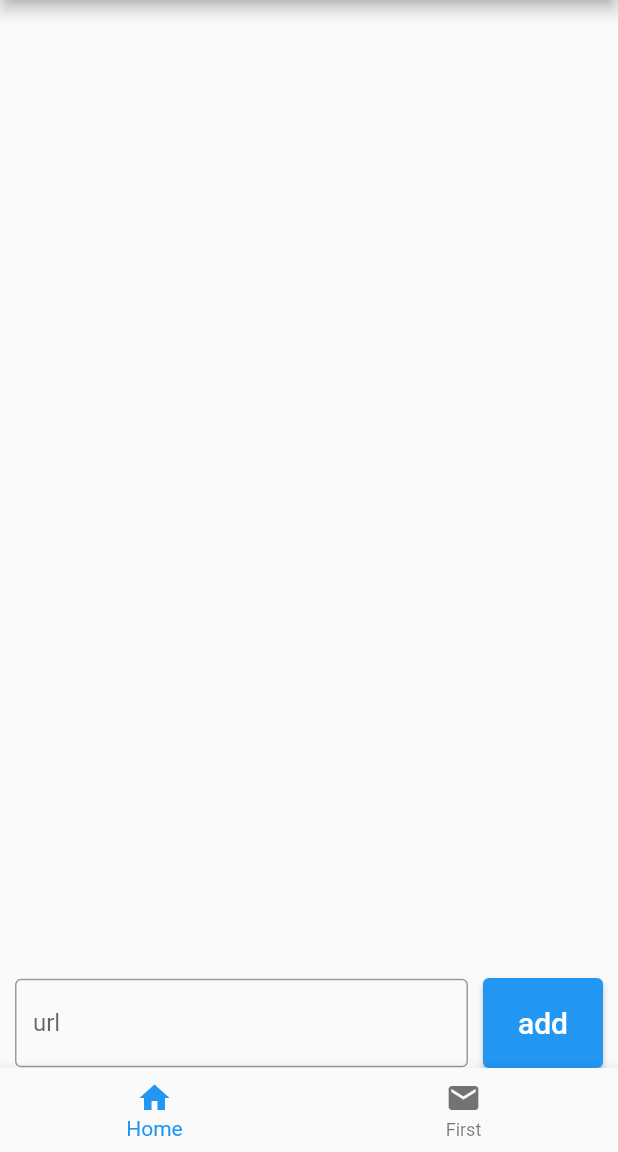
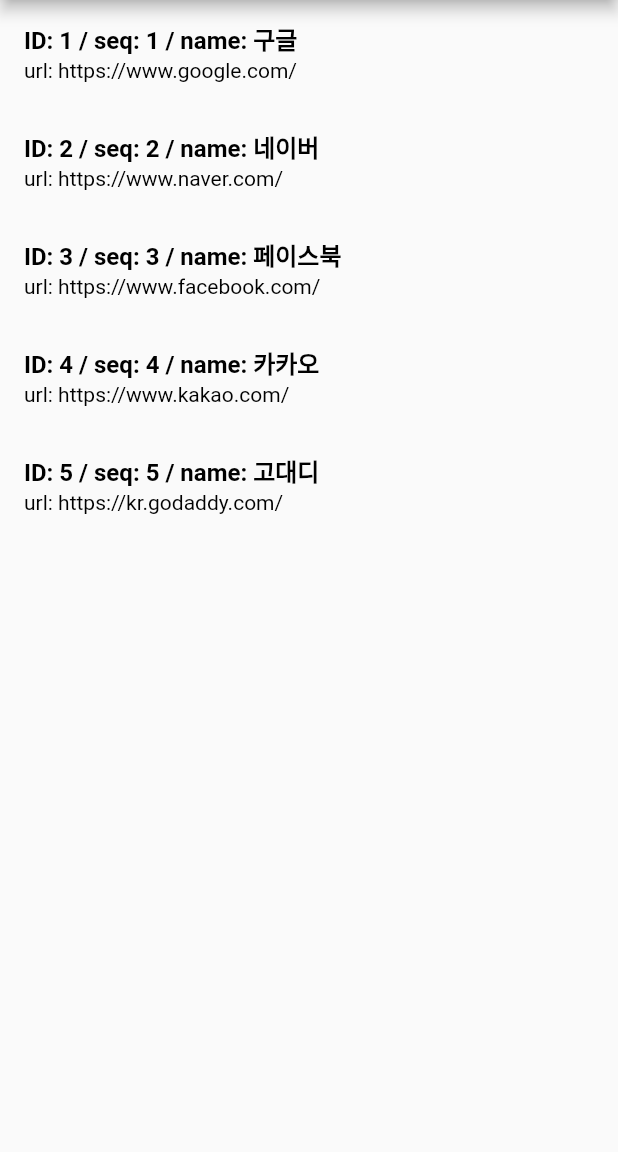
Before and after one commit to ori18s/hidden_linker_flutter, a Flutter app: the screen it shows after launch, on a phone screen of 412 x 824 dp, the part 84-1236 px from its top. Run offline on Flutter 3.47's test engine with Material 2 defaults, Android fonts, the phone set to English and light mode, and no system bars; our stand-ins replace flutter_slidable, share, shared_preferences, url_launcher_web; missing offline and left inert: clipboard, metadata_fetch, shared_preferences_web.

Commit message:
feat: main_page(add link, view list)

```diff
--- a/lib/main.dart
+++ b/lib/main.dart
@@ -1,61 +1,120 @@
 import 'package:flutter/material.dart';
-import 'package:hidden_linker_flutter/screens/home.dart';
-import 'package:hidden_linker_flutter/screens/first.dart';
 
-void main() => runApp(MyApp());
+class Link {
+  String linkId;
+  String name;
+  String sequence;
+  String url;
+
+  Link({this.name, this.linkId, this.url, this.sequence});
+}
+
+class TopTenList extends StatefulWidget {
+  @override
+  _TopTenListState createState() => _TopTenListState();
+}
+
+class _TopTenListState extends State<TopTenList> {
+  List<Link> _items = [
+    Link(
+        linkId: "1", name: "구글", url: "https://www.google.com/", sequence: "1"),
+    Link(
+        linkId: "2", name: "네이버", url: "https://www.naver.com/", sequence: "2"),
+    Link(
+        linkId: "3",
+        name: "페이스북",
+        url: "https://www.facebook.com/",
+        sequence: "3"),
+    Link(
+        linkId: "4", name: "카카오", url: "https://www.kakao.com/", sequence: "4"),
+    Link(
+        linkId: "5",
+        name: "고대디",
+        url: "https://kr.godaddy.com/",
+        sequence: "5"),
+  ];
+
+  @override
+  Widget build(BuildContext context) {
+    return Scaffold(
+      appBar: AppBar(
+        title: Text("Hidden Linker"),
+      ),
+      body: ReorderableListView(
+        onReorder: onReorder,
+        children: _getListItems(),
+      ),
+    );
+  }
+
+  void onReorder(int oldIndex, int newIndex) {
+    if (newIndex > oldIndex) {
+      newIndex -= 1;
+    }
+
+    setState(() {
+      Link link = _items[oldIndex];
+
+      _items.removeAt(oldIndex);
+      _items.insert(newIndex, link);
+    });
+  }
+
+  List<Widget> _getListItems() => _items
+      .asMap()
+      .map((i, item) => MapEntry(i, _buildTenableListTile(item, i)))
+      .values
+      .toList();
+
+  Widget _buildTenableListTile(Link item, int index) {
+    return Dismissible(
+      key: Key(item.linkId),
+      dismissThresholds: {
+        DismissDirection.endToStart: 0.4,
+        DismissDirection.startToEnd: 0.4,
+      },
+      crossAxisEndOffset: 0.1,
+      onDismissed: (direction) {
+        setState(() {
+          _items.removeAt(index);
+        });
+      },
+      background: Container(color: Colors.red),
+      child: ListTile(
+        key: ValueKey(item.linkId),
+        title: Text(
+          'ID: ${item.linkId} / seq: ${item.sequence} / name: ${item.name}',
+          style: TextStyle(
+            color: Colors.black,
+            fontWeight: FontWeight.bold,
+          ),
+        ),
+        subtitle: Text(
+          'url: ${item.url}',
+          style: TextStyle(
+            color: Colors.black,
+          ),
+        ),
+        onTap: () {},
+      ),
+    );
+  }
+}
+
+void main() {
+  runApp(MyApp());
+}
 
 class MyApp extends StatelessWidget {
-  // This widget is the root of your application.
   @override
   Widget build(BuildContext context) {
     return MaterialApp(
       title: 'Hidden Linker',
       theme: ThemeData(
         primarySwatch: Colors.blue,
+        visualDensity: VisualDensity.adaptivePlatformDensity,
       ),
-      home: MyHomePage(title: 'Hidden Linker'),
+      home: TopTenList(),
     );
   }
 }
-
-class MyHomePage extends StatefulWidget {
-  MyHomePage({Key key, this.title}) : super(key: key);
-  final String title;
-
-  @override
-  _MyHomePageState createState() => _MyHomePageState();
-}
-
-class _MyHomePageState extends State<MyHomePage> {
-  int _currentIndex = 0;
-
-  final List<Widget> _children = [Home(), First()];
-  void _onTap(int index) {
-    setState(() {
-      _currentIndex = index;
-    });
-  }
-
-  @override
-  Widget build(BuildContext context) {
-    return Scaffold(
-      appBar: AppBar(
-        title: Text(widget.title),
-      ),
-      body: _children[_currentIndex],
-      bottomNavigationBar: BottomNavigationBar(
-        type: BottomNavigationBarType.fixed,
-        onTap: _onTap,
-        currentIndex: _currentIndex,
-        items: [
-          new BottomNavigationBarItem(
-            icon: Icon(Icons.home),
-            title: Text('Home'),
-          ),
-          new BottomNavigationBarItem(
-            icon: Icon(Icons.mail),
-            title: Text('First'),
-          ),
-        ]));
-  }
-}
--- a/lib/screens/count.dart
+++ /dev/null
@@ -1,41 +0,0 @@
- import 'package:flutter/material.dart';
-
-class Home extends StatefulWidget {
-  @override
-  _HomeState createState() => _HomeState();
-}
-
-class _HomeState extends State<Home> {
-  int _counter = 0;
-
-  void _incrementCounter() {
-    setState(() {
-      _counter++;
-    });
-  }
-
-  @override
-  Widget build(BuildContext context) {
-    return Scaffold(
-      floatingActionButton: FloatingActionButton(
-        onPressed: _incrementCounter,
-        tooltip: 'Increment',
-        child: Icon(Icons.add),
-      ),
-      body: Center(
-        child: Column(
-          mainAxisAlignment: MainAxisAlignment.center,
-          children: <Widget>[
-            Text(
-              'You have pushed the button this many times:',
-            ),
-            Text(
-              '$_counter',
-              style: Theme.of(context).textTheme.display1,
-            ),
-          ],
-        ),
-      ),
-    );
-  }
-}
--- a/lib/screens/first.dart
+++ /dev/null
@@ -1,15 +0,0 @@
-import 'package:flutter/cupertino.dart';
-
-class First extends StatefulWidget {
-  @override
-  _FirstState createState() => _FirstState();
-}
-
-class _FirstState extends State<First> {
-  @override
-  Widget build(BuildContext context) {
-    return Container(
-      child: Text('first'),
-    );
-  }
-}
--- a/pubspec.yaml
+++ b/pubspec.yaml
@@ -23,6 +23,7 @@
 dependencies:
   flutter:
     sdk: flutter
+<<<<<<< HEAD
   shared_preferences: ^2.0.7
   intl: ^0.17.0
   http: ^0.13.3
@@ -31,6 +32,8 @@
   clipboard: ^0.1.3
   flutter_slidable: ^0.6.0
 
+=======
+>>>>>>> parent of 62115d3 (hiddenLinker_210825)
 
 
   # The following adds the Cupertino Icons font to your application.
```
Also changed, not shown: lib/widget/BottomNavigator.dart (deleted, +0 -87 lines), 5 other files.
